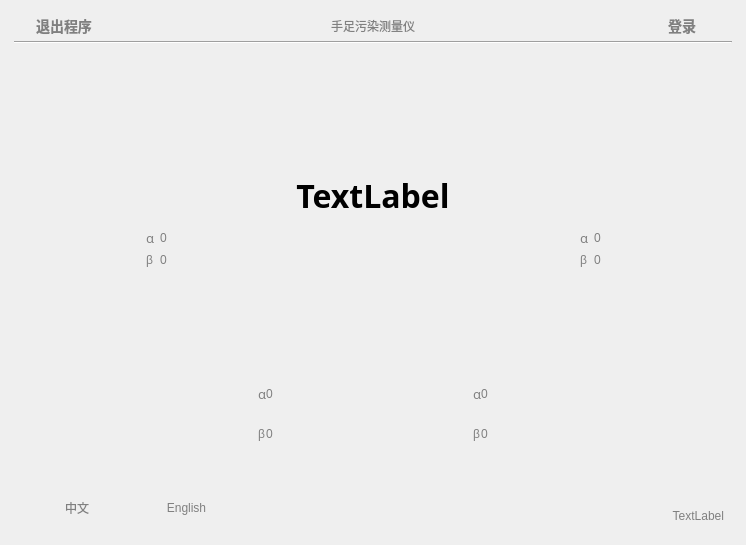
Qt form Demo/deinitwidget.ui (13438120136/XDemo) before a commit.
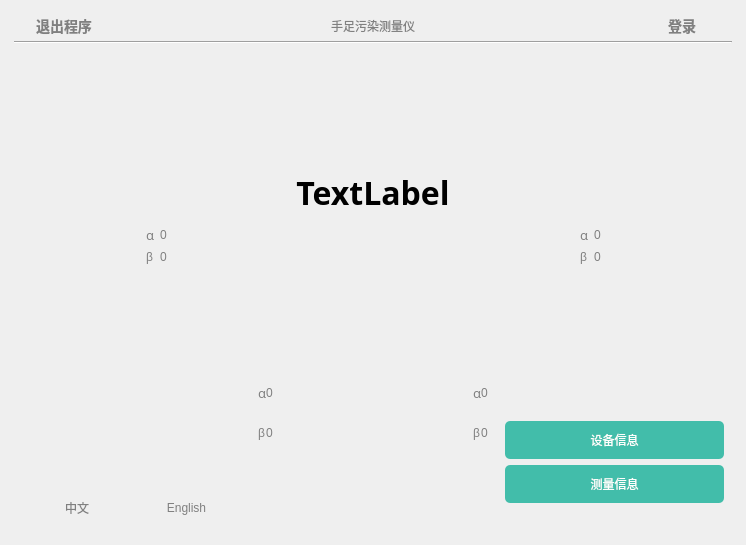
The same form after that commit. Icons and pictures are not drawn.

Diff of the .ui file:
```diff
--- a/Demo/deinitwidget.ui
+++ b/Demo/deinitwidget.ui
@@ -793,13 +793,53 @@
              </property>
             </spacer>
            </item>
-           <item row="1" column="0">
+           <item row="3" column="0">
             <widget class="QLabel" name="timeLabel">
+             <property name="styleSheet">
+              <string notr="true">QLabel
+{
+text-align: center;
+}</string>
+             </property>
              <property name="text">
-              <string>TextLabel</string>
+              <string/>
              </property>
              <property name="alignment">
-              <set>Qt::AlignRight|Qt::AlignTrailing|Qt::AlignVCenter</set>
+              <set>Qt::AlignCenter</set>
+             </property>
+            </widget>
+           </item>
+           <item row="2" column="0">
+            <widget class="QPushButton" name="pushButton">
+             <property name="styleSheet">
+              <string notr="true">QPushButton
+{    
+    border: 0px solid #8f8f91;
+    border-radius: 5px;
+    min-height: 38px;    
+    color: rgb(254, 255, 253);
+    background-color: rgb(66, 189, 170);
+}</string>
+             </property>
+             <property name="text">
+              <string>测量信息</string>
+             </property>
+            </widget>
+           </item>
+           <item row="1" column="0">
+            <widget class="QPushButton" name="pushButton_2">
+             <property name="styleSheet">
+              <string notr="true">QPushButton
+{  
+    border: 0px solid #8f8f91;
+    border-radius: 5px;
+    min-height: 38px;    
+    color: rgb(254, 255, 253);
+    background-color: rgb(66, 189, 170);
+}</string>
+             </property>
+             <property name="text">
+              <string>设备信息</string>
              </property>
             </widget>
            </item>
```
Left out of the diff: 5 changed lines with no effect on the pictures.
